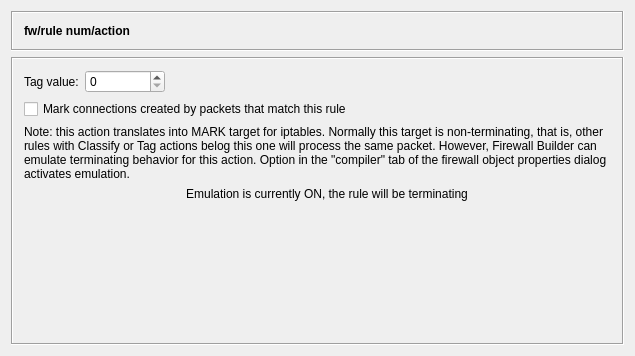
Before: the Qt Designer form src/gui/actionsdialog_q.ui in fwbuilder/fwbuilder, drawn with Qt 5.
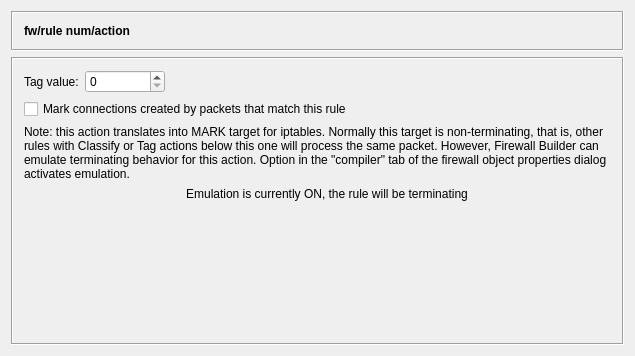
After: the same form once the commit is applied. The open tabs and pages were chosen to show the change.

The edit to the form file:
```diff
--- a/src/gui/actionsdialog_q.ui
+++ b/src/gui/actionsdialog_q.ui
@@ -396,7 +396,7 @@
           <item row="3" column="0" >
            <widget class="QLabel" name="tag_txt_1" >
             <property name="text" >
-             <string>Note: this action translates into MARK target for iptables. Normally this target is non-terminating, that is, other rules with Classify or Tag actions belog this one will process the same packet. However, Firewall Builder can emulate terminating behavior for this action. Option in the "compiler" tab of the firewall object properties dialog activates emulation.</string>
+             <string>Note: this action translates into MARK target for iptables. Normally this target is non-terminating, that is, other rules with Classify or Tag actions below this one will process the same packet. However, Firewall Builder can emulate terminating behavior for this action. Option in the "compiler" tab of the firewall object properties dialog activates emulation.</string>
             </property>
             <property name="alignment" >
              <set>Qt::AlignVCenter</set>
```
Left out of the diff: 2 changed lines with no effect on the pictures.
